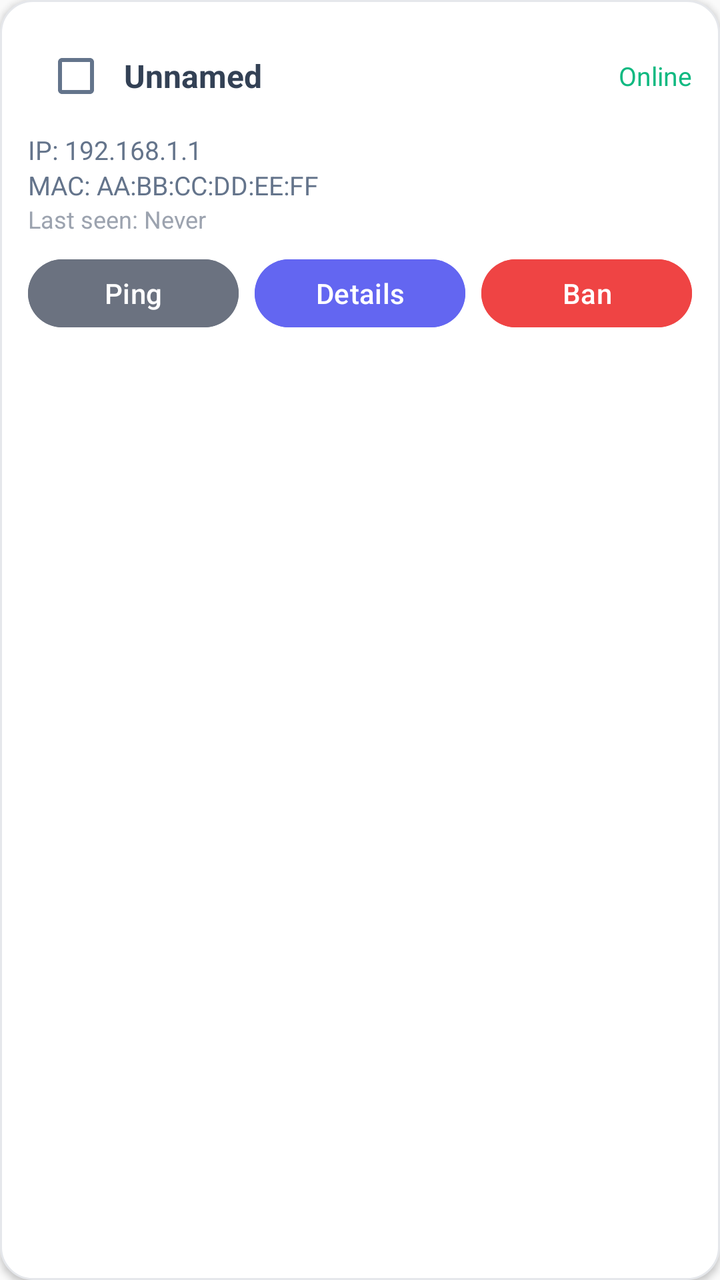
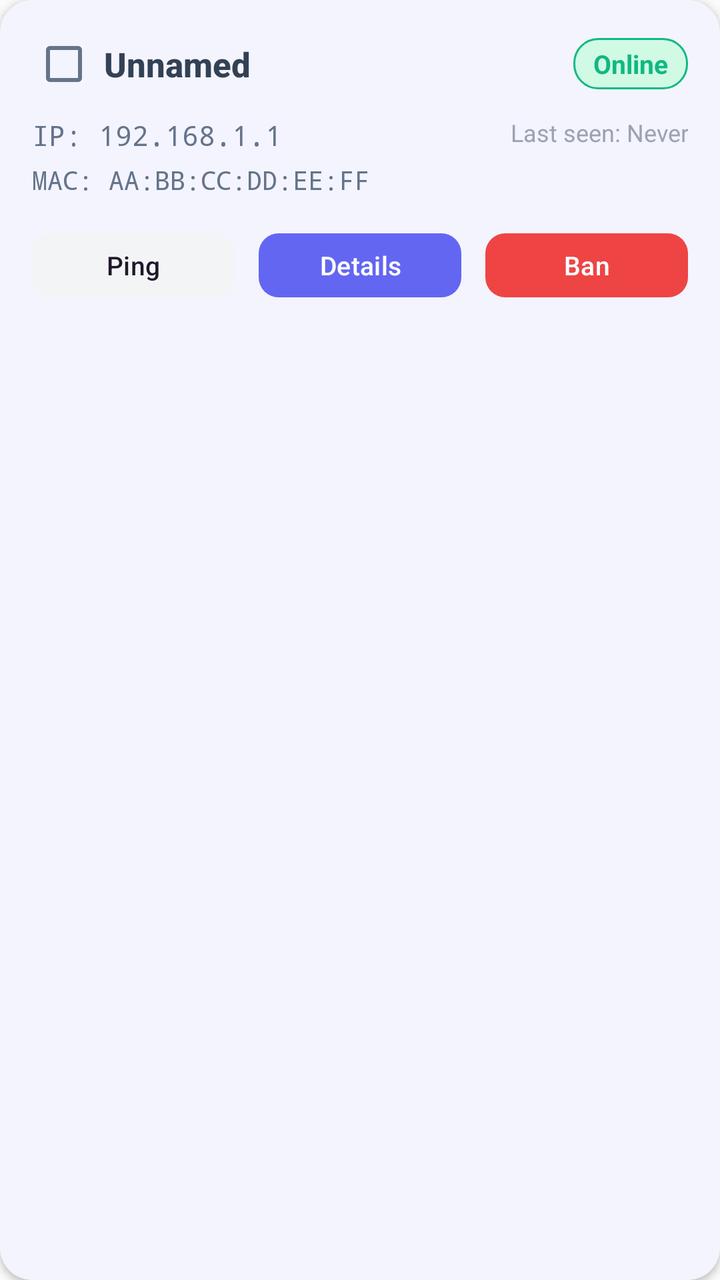

Compare the two renders of this Android layout. The source of the first and the diff that turns it into the second are given below.
<!-- AndroidManifest.xml: application theme Theme.Netcut -->
<!-- res/layout/item_device.xml -->
<?xml version="1.0" encoding="utf-8"?>
<LinearLayout xmlns:android="http://schemas.android.com/apk/res/android"
    android:layout_width="match_parent"
    android:layout_height="wrap_content"
    android:orientation="vertical"
    android:background="@drawable/bg_card"
    android:padding="14dp"
    android:layout_marginBottom="8dp"
    android:elevation="2dp">

    <LinearLayout
        android:layout_width="match_parent"
        android:layout_height="wrap_content"
        android:orientation="horizontal"
        android:gravity="center_vertical">

        <CheckBox
            android:id="@+id/cb_select"
            android:layout_width="wrap_content"
            android:layout_height="wrap_content" />

        <TextView
            android:id="@+id/tv_name"
            android:layout_width="0dp"
            android:layout_weight="1"
            android:layout_height="wrap_content"
            android:text="Unnamed"
            android:textSize="16sp"
            android:textStyle="bold"
            android:textColor="@color/on_surface" />

        <TextView
            android:id="@+id/tv_status"
            android:layout_width="wrap_content"
            android:layout_height="wrap_content"
            android:text="Online"
            android:textSize="13sp"
            android:textColor="@color/success"/>
    </LinearLayout>

    <TextView
        android:id="@+id/tv_ip"
        android:layout_width="match_parent"
        android:layout_height="wrap_content"
        android:text="IP: 192.168.1.1"
        android:textSize="13sp"
        android:layout_marginTop="4dp"
        android:textColor="@color/on_surface_variant" />

    <TextView
        android:id="@+id/tv_mac"
        android:layout_width="match_parent"
        android:layout_height="wrap_content"
        android:text="MAC: AA:BB:CC:DD:EE:FF"
        android:textSize="13sp"
        android:textColor="@color/on_surface_variant" />

    <TextView
        android:id="@+id/tv_last_seen"
        android:layout_width="match_parent"
        android:layout_height="wrap_content"
        android:text="Last seen: Never"
        android:textSize="12sp"
        android:textColor="@color/gray_400" />

    <LinearLayout
        android:layout_width="match_parent"
        android:layout_height="wrap_content"
        android:orientation="horizontal"
        android:layout_marginTop="8dp">

        <Button
            android:id="@+id/btn_ping"
            android:layout_width="0dp"
            android:layout_weight="1"
            android:layout_height="42dp"
            android:text="Ping"
            android:textAllCaps="false"
            android:textColor="@color/white"
            android:backgroundTint="@color/gray_500"
            android:layout_marginEnd="4dp" />

        <Button
            android:id="@+id/btn_details"
            android:layout_width="0dp"
            android:layout_weight="1"
            android:layout_height="42dp"
            android:text="Details"
            android:textAllCaps="false"
            android:textColor="@color/white"
            android:backgroundTint="@color/primary"
            android:layout_marginStart="4dp"
            android:layout_marginEnd="4dp" />

        <Button
            android:id="@+id/btn_ban"
            android:layout_width="0dp"
            android:layout_weight="1"
            android:layout_height="42dp"
            android:text="Ban"
            android:textAllCaps="false"
            android:textColor="@color/white"
            android:backgroundTint="@color/error"
            android:layout_marginStart="4dp" />
    </LinearLayout>

</LinearLayout>
<!-- resources referenced by this layout -->
<resources>
  <color name="error">#EF4444</color>
  <color name="gray_400">#9CA3AF</color>
  <color name="gray_500">#6B7280</color>
  <color name="on_surface">#334155</color>
  <color name="on_surface_variant">#64748B</color>
  <color name="primary">#6366F1</color>
  <color name="success">#10B981</color>
  <color name="white">#FFFFFFFF</color>
  <!-- drawable bg_card (drawable) -->
  <?xml version="1.0" encoding="utf-8"?>
  <shape xmlns:android="http://schemas.android.com/apk/res/android"
      android:shape="rectangle">
  
      <solid android:color="@color/surface" />
  
      <corners android:radius="16dp" />
  
      <stroke
          android:width="1dp"
          android:color="@color/gray_200" />
  
  </shape>
  <style name="Theme.Netcut" parent="Base.Theme.Netcut" />
  <color name="surface">#FFFFFF</color>
  <color name="gray_200">#E5E7EB</color>
  <style name="Base.Theme.Netcut" parent="Theme.Material3.DayNight.NoActionBar">
          
          <item name="colorPrimary">@color/primary</item>
          <item name="colorPrimaryVariant">@color/primary_dark</item>
          <item name="colorOnPrimary">@color/on_primary</item>
          
          
          <item name="colorSecondary">@color/secondary</item>
          <item name="colorSecondaryVariant">@color/secondary_dark</item>
          <item name="colorOnSecondary">@color/on_secondary</item>
          
          
          <item name="android:statusBarColor">@color/primary_dark</item>
          
          
          <item name="android:colorBackground">@color/background</item>
          <item name="colorSurface">@color/surface</item>
          <item name="colorOnSurface">@color/on_surface</item>
          <item name="colorOnSurfaceVariant">@color/on_surface_variant</item>
          
          
          <item name="colorError">@color/error</item>
          <item name="colorOnError">@color/white</item>
      </style>
  <color name="primary_dark">#4F46E5</color>
  <color name="on_primary">#FFFFFF</color>
  <color name="secondary">#EC4899</color>
  <color name="secondary_dark">#DB2777</color>
  <color name="on_secondary">#FFFFFF</color>
  <color name="background">#FAFAFA</color>
</resources>

<!-- the commit's change to res/layout/item_device.xml (unified diff, before → after) -->
@@ -1,107 +1,159 @@
 <?xml version="1.0" encoding="utf-8"?>
-<LinearLayout xmlns:android="http://schemas.android.com/apk/res/android"
+<com.google.android.material.card.MaterialCardView xmlns:android="http://schemas.android.com/apk/res/android"
+    xmlns:app="http://schemas.android.com/apk/res-auto"
     android:layout_width="match_parent"
     android:layout_height="wrap_content"
-    android:orientation="vertical"
-    android:background="@drawable/bg_card"
-    android:padding="14dp"
-    android:layout_marginBottom="8dp"
-    android:elevation="2dp">
+    app:cardBackgroundColor="@color/surface"
+    app:cardCornerRadius="16dp"
+    app:cardElevation="2dp"
+    app:strokeWidth="0dp"
+    android:layout_marginBottom="10dp">
 
     <LinearLayout
         android:layout_width="match_parent"
         android:layout_height="wrap_content"
-        android:orientation="horizontal"
-        android:gravity="center_vertical">
+        android:orientation="vertical"
+        android:padding="16dp">
 
-        <CheckBox
-            android:id="@+id/cb_select"
-            android:layout_width="wrap_content"
-            android:layout_height="wrap_content" />
+        
+        <LinearLayout
+            android:layout_width="match_parent"
+            android:layout_height="wrap_content"
+            android:orientation="horizontal"
+            android:gravity="center_vertical">
 
-        <TextView
-            android:id="@+id/tv_name"
-            android:layout_width="0dp"
-            android:layout_weight="1"
+            <com.google.android.material.checkbox.MaterialCheckBox
+                android:id="@+id/cb_select"
+                android:layout_width="wrap_content"
+                android:layout_height="wrap_content"
+                android:minWidth="0dp"
+                android:minHeight="0dp" />
+
+            <TextView
+                android:id="@+id/tv_name"
+                android:layout_width="0dp"
+                android:layout_weight="1"
+                android:layout_height="wrap_content"
+                android:text="Unnamed"
+                android:textSize="17sp"
+                android:textStyle="bold"
+                android:textColor="@color/on_surface"
+                android:fontFamily="sans-serif-medium"
+                android:ellipsize="end"
+                android:maxLines="1"
+                android:layout_marginStart="4dp" />
+
+            <TextView
+                android:id="@+id/tv_status"
+                android:layout_width="wrap_content"
+                android:layout_height="wrap_content"
+                android:text="Online"
+                android:textSize="13sp"
+                android:textStyle="bold"
+                android:textColor="@color/success"
+                android:background="@drawable/bg_service_running"
+                android:paddingStart="10dp"
+                android:paddingEnd="10dp"
+                android:paddingTop="4dp"
+                android:paddingBottom="4dp" />
+
+        </LinearLayout>
+
+        
+        <LinearLayout
+            android:layout_width="match_parent"
             android:layout_height="wrap_content"
-            android:text="Unnamed"
-            android:textSize="16sp"
-            android:textStyle="bold"
-            android:textColor="@color/on_surface" />
+            android:orientation="horizontal"
+            android:layout_marginTop="10dp">
 
-        <TextView
-            android:id="@+id/tv_status"
-            android:layout_width="wrap_content"
+            <LinearLayout
+                android:layout_width="0dp"
+                android:layout_weight="1"
+                android:layout_height="wrap_content"
+                android:orientation="vertical">
+
+                <TextView
+                    android:id="@+id/tv_ip"
+                    android:layout_width="wrap_content"
+                    android:layout_height="wrap_content"
+                    android:text="IP: 192.168.1.1"
+                    android:textSize="14sp"
+                    android:textColor="@color/on_surface_variant"
+                    android:fontFamily="monospace" />
+
+                <TextView
+                    android:id="@+id/tv_mac"
+                    android:layout_width="wrap_content"
+                    android:layout_height="wrap_content"
+                    android:text="MAC: AA:BB:CC:DD:EE:FF"
+                    android:textSize="13sp"
+                    android:textColor="@color/on_surface_variant"
+                    android:fontFamily="monospace"
+                    android:layout_marginTop="4dp" />
+
+            </LinearLayout>
+
+            <TextView
+                android:id="@+id/tv_last_seen"
+                android:layout_width="wrap_content"
+                android:layout_height="wrap_content"
+                android:text="Last seen: Never"
+                android:textSize="12sp"
+                android:textColor="@color/gray_400"
+                android:gravity="end"
+                android:layout_marginStart="8dp" />
+
+        </LinearLayout>
+
+        
+        <LinearLayout
+            android:layout_width="match_parent"
             android:layout_height="wrap_content"
-            android:text="Online"
-            android:textSize="13sp"
-            android:textColor="@color/success"/>
+            android:orientation="horizontal"
+            android:layout_marginTop="14dp">
+
+            <com.google.android.material.button.MaterialButton
+                android:id="@+id/btn_ping"
+                style="@style/Widget.Material3.Button.TonalButton"
+                android:layout_width="0dp"
+                android:layout_height="40dp"
+                android:layout_weight="1"
+                android:text="Ping"
+                android:textAllCaps="false"
+                android:textSize="13sp"
+                app:backgroundTint="@color/gray_100"
+                app:cornerRadius="10dp"
+                android:layout_marginEnd="6dp" />
+
+            <com.google.android.material.button.MaterialButton
+                android:id="@+id/btn_details"
+                style="@style/Widget.Material3.Button"
+                android:layout_width="0dp"
+                android:layout_height="40dp"
+                android:layout_weight="1"
+                android:text="Details"
+                android:textAllCaps="false"
+                android:textSize="13sp"
+                app:backgroundTint="@color/primary"
+                app:cornerRadius="10dp"
+                android:layout_marginStart="6dp"
+                android:layout_marginEnd="6dp" />
+
+            <com.google.android.material.button.MaterialButton
+                android:id="@+id/btn_ban"
+                style="@style/Widget.Material3.Button"
+                android:layout_width="0dp"
+                android:layout_height="40dp"
+                android:layout_weight="1"
+                android:text="Ban"
+                android:textAllCaps="false"
+                android:textSize="13sp"
+                app:backgroundTint="@color/error"
+                app:cornerRadius="10dp"
+                android:layout_marginStart="6dp" />
+
+        </LinearLayout>
+
     </LinearLayout>
 
-    <TextView
-        android:id="@+id/tv_ip"
-        android:layout_width="match_parent"
-        android:layout_height="wrap_content"
-        android:text="IP: 192.168.1.1"
-        android:textSize="13sp"
-        android:layout_marginTop="4dp"
-        android:textColor="@color/on_surface_variant" />
-
-    <TextView
-        android:id="@+id/tv_mac"
-        android:layout_width="match_parent"
-        android:layout_height="wrap_content"
-        android:text="MAC: AA:BB:CC:DD:EE:FF"
-        android:textSize="13sp"
-        android:textColor="@color/on_surface_variant" />
-
-    <TextView
-        android:id="@+id/tv_last_seen"
-        android:layout_width="match_parent"
-        android:layout_height="wrap_content"
-        android:text="Last seen: Never"
-        android:textSize="12sp"
-        android:textColor="@color/gray_400" />
-
-    <LinearLayout
-        android:layout_width="match_parent"
-        android:layout_height="wrap_content"
-        android:orientation="horizontal"
-        android:layout_marginTop="8dp">
-
-        <Button
-            android:id="@+id/btn_ping"
-            android:layout_width="0dp"
-            android:layout_weight="1"
-            android:layout_height="42dp"
-            android:text="Ping"
-            android:textAllCaps="false"
-            android:textColor="@color/white"
-            android:backgroundTint="@color/gray_500"
-            android:layout_marginEnd="4dp" />
-
-        <Button
-            android:id="@+id/btn_details"
-            android:layout_width="0dp"
-            android:layout_weight="1"
-            android:layout_height="42dp"
-            android:text="Details"
-            android:textAllCaps="false"
-            android:textColor="@color/white"
-            android:backgroundTint="@color/primary"
-            android:layout_marginStart="4dp"
-            android:layout_marginEnd="4dp" />
-
-        <Button
-            android:id="@+id/btn_ban"
-            android:layout_width="0dp"
-            android:layout_weight="1"
-            android:layout_height="42dp"
-            android:text="Ban"
-            android:textAllCaps="false"
-            android:textColor="@color/white"
-            android:backgroundTint="@color/error"
-            android:layout_marginStart="4dp" />
-    </LinearLayout>
-
-</LinearLayout>
+</com.google.android.material.card.MaterialCardView>
<!-- resource entries referenced after the edit -->
@@ -1,30 +1,30 @@
 <!-- resources referenced by this layout -->
 <resources>
   <color name="error">#EF4444</color>
+  <color name="gray_100">#F3F4F6</color>
   <color name="gray_400">#9CA3AF</color>
-  <color name="gray_500">#6B7280</color>
   <color name="on_surface">#334155</color>
   <color name="on_surface_variant">#64748B</color>
   <color name="primary">#6366F1</color>
   <color name="success">#10B981</color>
   <color name="white">#FFFFFFFF</color>
-  <!-- drawable bg_card (drawable) -->
+  <style name="Theme.Netcut" parent="Base.Theme.Netcut" />
+  <color name="success_light">#D1FAE5</color>
+  <color name="surface">#FFFFFF</color>
+  <!-- drawable bg_service_running (drawable) -->
   <?xml version="1.0" encoding="utf-8"?>
   <shape xmlns:android="http://schemas.android.com/apk/res/android"
       android:shape="rectangle">
   
-      <solid android:color="@color/surface" />
+      <solid android:color="@color/success_light" />
   
-      <corners android:radius="16dp" />
+      <corners android:radius="12dp" />
   
       <stroke
           android:width="1dp"
-          android:color="@color/gray_200" />
+          android:color="@color/success" />
   
   </shape>
-  <style name="Theme.Netcut" parent="Base.Theme.Netcut" />
-  <color name="surface">#FFFFFF</color>
-  <color name="gray_200">#E5E7EB</color>
   <style name="Base.Theme.Netcut" parent="Theme.Material3.DayNight.NoActionBar">
           
           <item name="colorPrimary">@color/primary</item>
